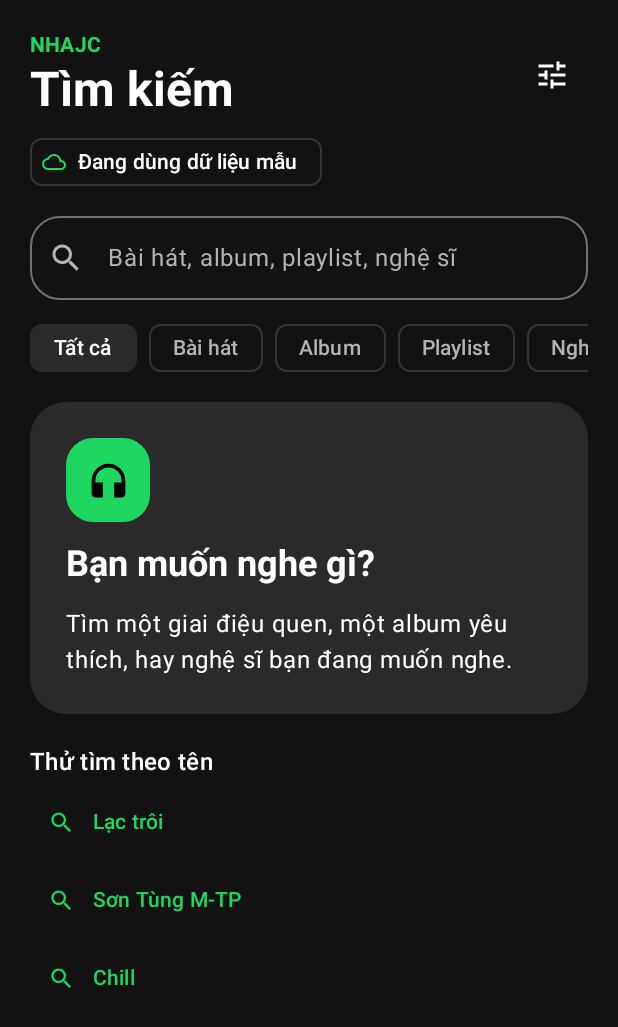
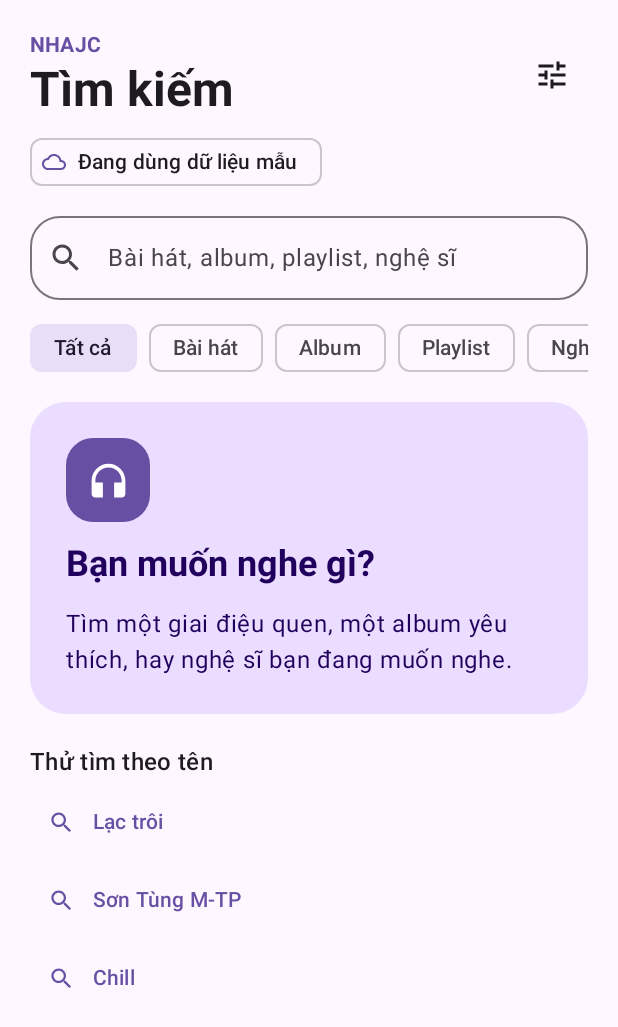
Before and after one commit to Nhajc/android, an Android app built with Jetpack Compose: the screen it shows after launch (MainActivity), on a phone screen of 412 x 824 dp. Shown: the top 1027 px of the screen. Run offline under Robolectric (Android 15) with nearby library versions, the phone set to English and light mode, and no system bars; our stand-ins replace Dagger/Hilt's generated code; pictures from the network do not load.

Commit message:
fix: use material 3 default colors and follow system theme
Remove the custom palette (it copied Spotify's brand colors) and default darkTheme to isSystemInDarkTheme() instead of always dark.

```diff
--- a/app/src/main/java/com/nhajc/android/ui/theme/Theme.kt
+++ b/app/src/main/java/com/nhajc/android/ui/theme/Theme.kt
@@ -1,96 +1,17 @@
 package com.nhajc.android.ui.theme
 
+import androidx.compose.foundation.isSystemInDarkTheme
 import androidx.compose.material3.MaterialTheme
 import androidx.compose.material3.darkColorScheme
 import androidx.compose.material3.lightColorScheme
 import androidx.compose.runtime.Composable
-import androidx.compose.ui.graphics.Color
-
-private val NhajcDarkColorScheme = darkColorScheme(
-    primary = Color(0xFF1ED760),
-    onPrimary = Color.Black,
-    primaryContainer = Color(0xFF2A2A2A),
-    onPrimaryContainer = Color.White,
-    inversePrimary = Color(0xFF117A37),
-    secondary = Color(0xFF1ED760),
-    onSecondary = Color.Black,
-    secondaryContainer = Color(0xFF2A2A2A),
-    onSecondaryContainer = Color.White,
-    tertiary = Color(0xFF1ED760),
-    onTertiary = Color.Black,
-    tertiaryContainer = Color(0xFF2A2A2A),
-    onTertiaryContainer = Color.White,
-    background = Color(0xFF121212),
-    onBackground = Color.White,
-    surface = Color(0xFF121212),
-    onSurface = Color.White,
-    surfaceVariant = Color(0xFF2A2A2A),
-    onSurfaceVariant = Color(0xFFB3B3B3),
-    surfaceTint = Color.Transparent,
-    surfaceDim = Color(0xFF121212),
-    surfaceBright = Color(0xFF383838),
-    surfaceContainerLowest = Color.Black,
-    surfaceContainerLow = Color(0xFF181818),
-    surfaceContainer = Color(0xFF1F1F1F),
-    surfaceContainerHigh = Color(0xFF242424),
-    surfaceContainerHighest = Color(0xFF2A2A2A),
-    outline = Color(0xFF727272),
-    outlineVariant = Color(0xFF333333),
-    error = Color(0xFFFF8A9A),
-    onError = Color(0xFF4A0014),
-    errorContainer = Color(0xFF4B1420),
-    onErrorContainer = Color(0xFFFFD9DF),
-    inverseSurface = Color(0xFFE5E5E5),
-    inverseOnSurface = Color(0xFF121212)
-)
-
-private val NhajcLightColorScheme = lightColorScheme(
-    primary = Color(0xFF087F36),
-    onPrimary = Color.White,
-    primaryContainer = Color(0xFFE4F7EA),
-    onPrimaryContainer = Color(0xFF0B5127),
-    inversePrimary = Color(0xFF1ED760),
-    secondary = Color(0xFF087F36),
-    onSecondary = Color.White,
-    secondaryContainer = Color(0xFFF0F0F0),
-    onSecondaryContainer = Color(0xFF121212),
-    tertiary = Color(0xFF087F36),
-    onTertiary = Color.White,
-    tertiaryContainer = Color(0xFFF0F0F0),
-    onTertiaryContainer = Color(0xFF121212),
-    background = Color.White,
-    onBackground = Color(0xFF121212),
-    surface = Color.White,
-    onSurface = Color(0xFF121212),
-    surfaceVariant = Color(0xFFF0F0F0),
-    onSurfaceVariant = Color(0xFF5E5E5E),
-    surfaceTint = Color.Transparent,
-    surfaceDim = Color(0xFFE0E0E0),
-    surfaceBright = Color.White,
-    surfaceContainerLowest = Color.White,
-    surfaceContainerLow = Color(0xFFF7F7F7),
-    surfaceContainer = Color(0xFFF2F2F2),
-    surfaceContainerHigh = Color(0xFFECECEC),
-    surfaceContainerHighest = Color(0xFFE5E5E5),
-    outline = Color(0xFF878787),
-    outlineVariant = Color(0xFFDDDDDD),
-    error = Color(0xFFB3261E),
-    onError = Color.White,
-    errorContainer = Color(0xFFF9DEDC),
-    onErrorContainer = Color(0xFF410E0B),
-    inverseSurface = Color(0xFF2A2A2A),
-    inverseOnSurface = Color.White
-)
 
 @Composable
-fun NhajcTheme(
-    darkTheme: Boolean = true,
-    content: @Composable () -> Unit
-) {
+fun NhajcTheme(darkTheme: Boolean = isSystemInDarkTheme(), content: @Composable () -> Unit) {
     val colorScheme = if (darkTheme) {
-        NhajcDarkColorScheme
+        darkColorScheme()
     } else {
-        NhajcLightColorScheme
+        lightColorScheme()
     }
 
     MaterialTheme(colorScheme = colorScheme, content = content)
```
